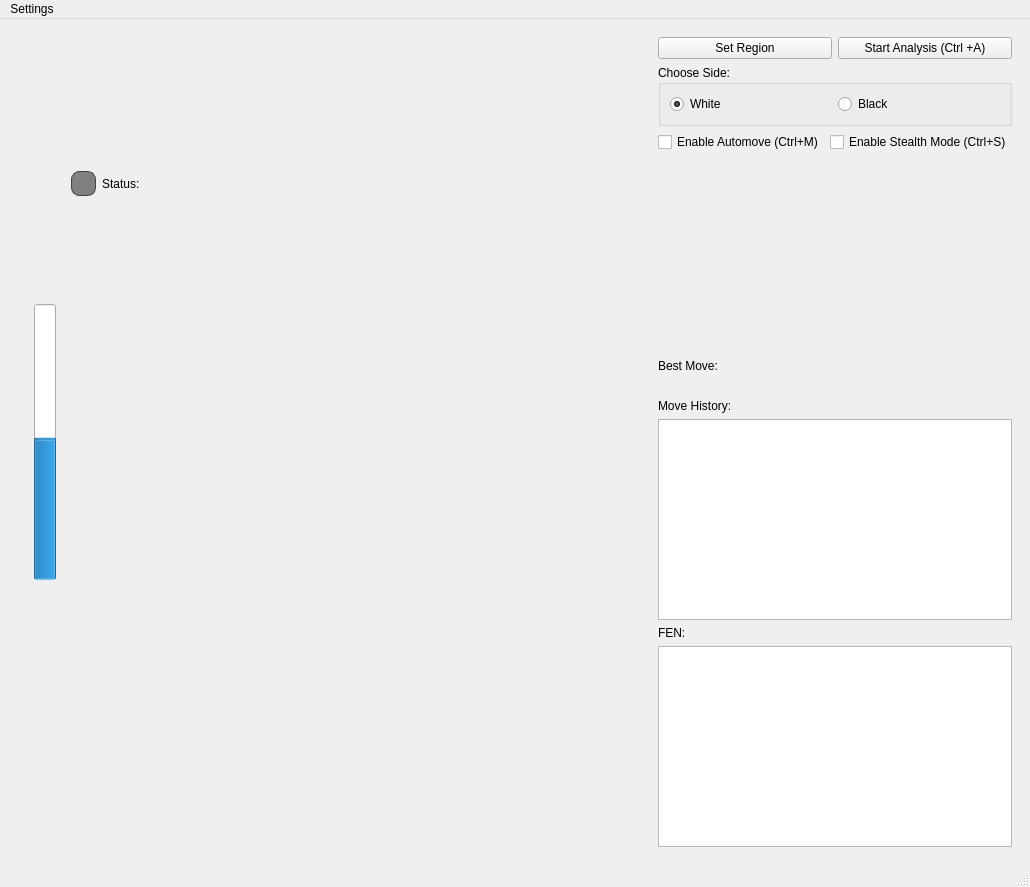
Qt form mainwindow.ui (hammersurf221/ChessGUI) before a commit.
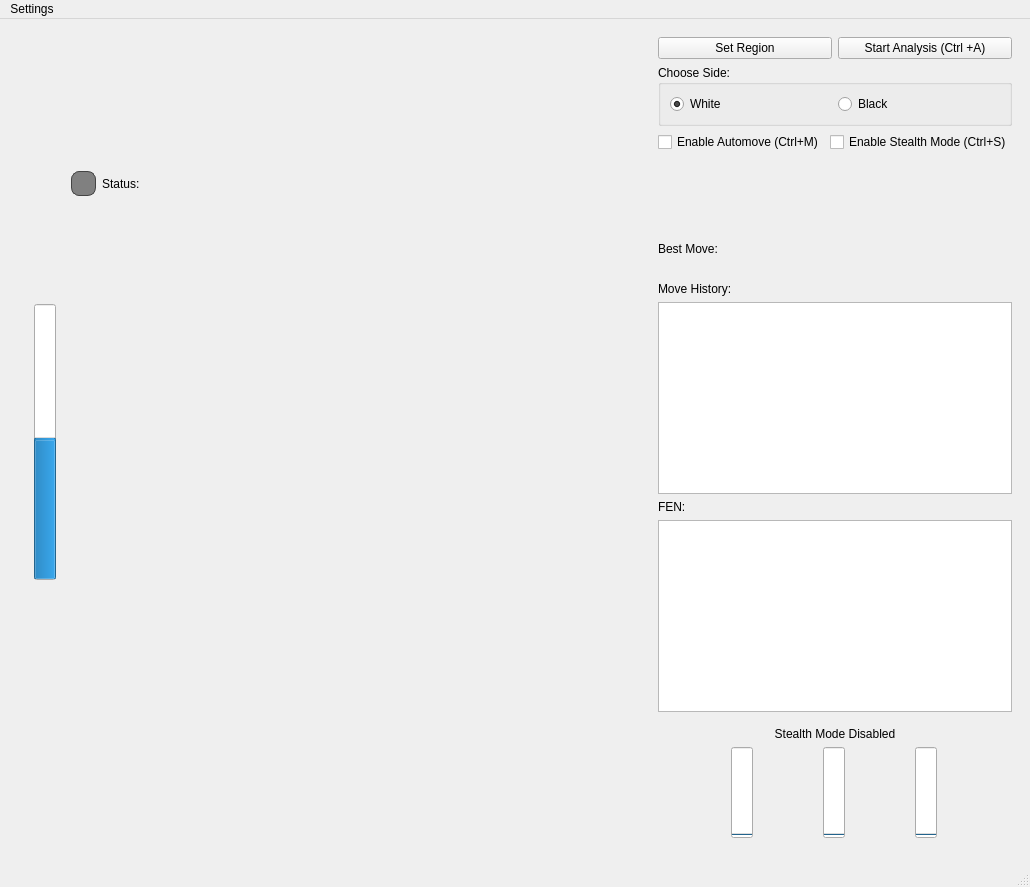
The same form after that commit.

Commit message: Add stealth mode move rank graph

What changed in the file:
```diff
--- a/mainwindow.ui
+++ b/mainwindow.ui
@@ -339,12 +339,80 @@
         </widget>
        </item>
        <item>
-        <widget class="QPlainTextEdit" name="fenDisplay">
-         <property name="readOnly">
-          <bool>true</bool>
-         </property>
-        </widget>
-       </item>
+       <widget class="QPlainTextEdit" name="fenDisplay">
+        <property name="readOnly">
+         <bool>true</bool>
+        </property>
+       </widget>
+      </item>
+      <item>
+       <widget class="QWidget" name="stealthGraphContainer" native="true">
+        <layout class="QVBoxLayout" name="verticalLayout_graph">
+         <item>
+          <widget class="QLabel" name="stealthDisabledLabel">
+           <property name="text">
+            <string>Stealth Mode Disabled</string>
+           </property>
+           <property name="alignment">
+            <set>Qt::AlignCenter</set>
+           </property>
+          </widget>
+         </item>
+         <item>
+          <layout class="QHBoxLayout" name="horizontalLayout_graph">
+           <item>
+            <widget class="QProgressBar" name="firstMoveBar">
+             <property name="value">
+              <number>0</number>
+             </property>
+             <property name="textVisible">
+              <bool>true</bool>
+             </property>
+             <property name="format">
+              <string>1st: %v</string>
+             </property>
+             <property name="orientation">
+              <enum>Qt::Orientation::Vertical</enum>
+             </property>
+            </widget>
+           </item>
+           <item>
+            <widget class="QProgressBar" name="secondMoveBar">
+             <property name="value">
+              <number>0</number>
+             </property>
+             <property name="textVisible">
+              <bool>true</bool>
+             </property>
+             <property name="format">
+              <string>2nd: %v</string>
+             </property>
+             <property name="orientation">
+              <enum>Qt::Orientation::Vertical</enum>
+             </property>
+            </widget>
+           </item>
+           <item>
+            <widget class="QProgressBar" name="thirdMoveBar">
+             <property name="value">
+              <number>0</number>
+             </property>
+             <property name="textVisible">
+              <bool>true</bool>
+             </property>
+             <property name="format">
+              <string>3rd: %v</string>
+             </property>
+             <property name="orientation">
+              <enum>Qt::Orientation::Vertical</enum>
+             </property>
+            </widget>
+           </item>
+          </layout>
+         </item>
+        </layout>
+       </widget>
+      </item>
       </layout>
      </widget>
     </item>
```
The commit also changes 3 other files.
